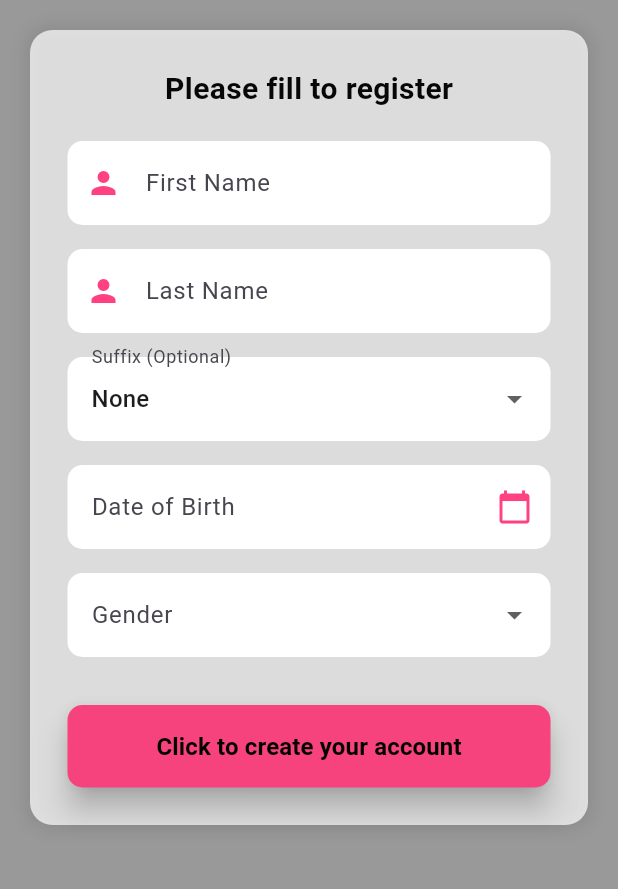
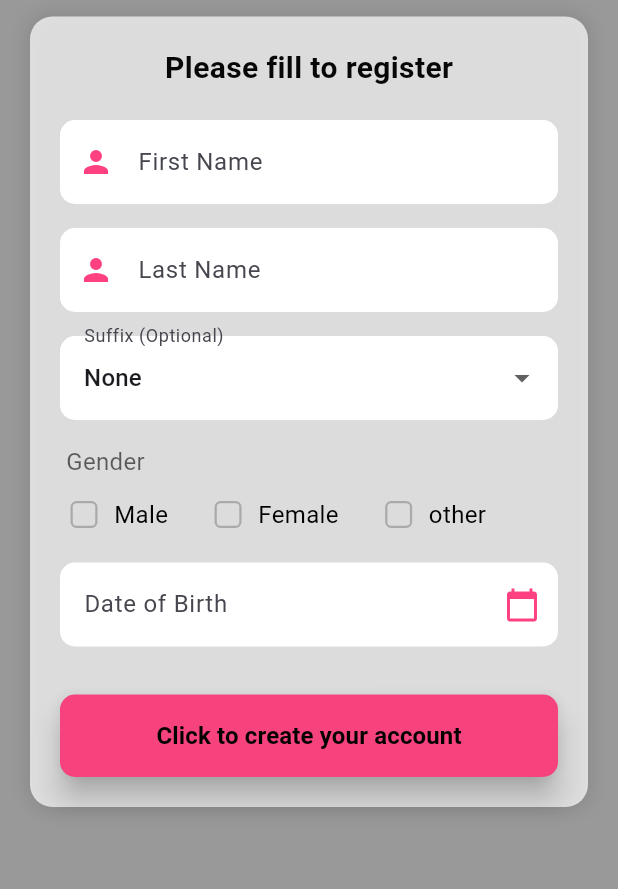
Before and after one commit to kwienyu/GlamourApp, a Flutter app: the SignUpPage1 screen opened directly, on a phone screen of 412 x 824 dp, the part 300-1189 px from its top. Run offline on Flutter 3.47's test engine with Material 3 defaults, Android fonts, the light colour scheme and no system bars; our stand-ins replace bouncing_widget, camera, flutter_animate, image_picker, loading_animation_widget, shared_preferences and 1 more; missing offline and left inert: better_image_shadow; accounts and stored records are empty.

Commit message:
update ui

```diff
--- a/lib/signup_screen.dart
+++ b/lib/signup_screen.dart
@@ -8,21 +8,40 @@ class SignUpPage1 extends StatefulWidget {
   _SignUpPage1State createState() => _SignUpPage1State();
 }
 
-class _SignUpPage1State extends State<SignUpPage1> {
+class _SignUpPage1State extends State<SignUpPage1> with SingleTickerProviderStateMixin {
   final TextEditingController firstNameController = TextEditingController();
   final TextEditingController lastNameController = TextEditingController();
   final TextEditingController dobController = TextEditingController();
   String? suffix;
   String? gender;
 
+  late AnimationController _animationController;
+  late Animation<double> _animation;
+
   final List<String> suffixOptions = ['', 'Jr', 'Sr', 'II', 'III'];
   final List<String> genderOptions = ['Male', 'Female', 'Other', 'Prefer not to say'];
+
+  @override
+  void initState() {
+    super.initState();
+    _animationController = AnimationController(
+      vsync: this,
+      duration: const Duration(milliseconds: 500),
+    );
+    _animation = Tween<double>(begin: 1.0, end: 1.2).animate(
+      CurvedAnimation(
+        parent: _animationController,
+        curve: Curves.easeInOut,
+      ),
+    );
+  }
 
   @override
   void dispose() {
     firstNameController.dispose();
     lastNameController.dispose();
     dobController.dispose();
+    _animationController.dispose();
     super.dispose();
   }
 
@@ -30,9 +49,9 @@ class _SignUpPage1State extends State<SignUpPage1> {
   final now = DateTime.now();
   final DateTime? picked = await showDatePicker(
     context: context,
-      initialDate: DateTime(now.year - 12, now.month, now.day),
-      firstDate: DateTime(1900),
-      lastDate: DateTime(now.year - 12, now.month, now.day),
+    initialDate: DateTime(now.year - 16, now.month, now.day), // Changed from 12 to 16
+    firstDate: DateTime(1985),
+    lastDate: DateTime(now.year - 16, now.month, now.day), // Changed from 12 to 16
     builder: (BuildContext context, Widget? child) {
       return Theme(
         data: ThemeData.light().copyWith(
@@ -79,6 +98,63 @@ class _SignUpPage1State extends State<SignUpPage1> {
     );
   }
 
+  void _handleGenderSelection(String selectedGender) {
+    setState(() {
+      gender = selectedGender;
+    });
+    _animationController.reset();
+    _animationController.forward();
+  }
+
+  Widget _buildGenderCheckbox(String genderOption) {
+    return Padding(
+      padding: const EdgeInsets.symmetric(horizontal: 4.0, vertical: 4.0),
+      child: Row(
+        mainAxisSize: MainAxisSize.min,
+        children: [
+          SizedBox(
+            width: 24,
+            height: 24,
+            child: AnimatedBuilder(
+              animation: _animationController,
+              builder: (context, child) {
+                return Transform.scale(
+                  scale: gender == genderOption ? _animation.value : 1.0,
+                  child: Checkbox(
+                    value: gender == genderOption,
+                    onChanged: (bool? selected) {
+                      if (selected == true) {
+                        _handleGenderSelection(genderOption);
+                      }
+                    },
+                    activeColor: _getGlitterColor(genderOption),
+                    shape: RoundedRectangleBorder(
+                      borderRadius: BorderRadius.circular(4),
+                    ),
+                    side: BorderSide(
+                      color: Colors.grey.withOpacity(0.8),
+                      width: 1.5,
+                    ),
+                  ),
+                );
+              },
+            ),
+          ),
+          const SizedBox(width: 8),
+          Text(
+            genderOption,
+            style: TextStyle(
+              fontSize: 16,
+              color: gender == genderOption
+                  ? _getGlitterColor(genderOption)
+                  : Colors.black,
+            ),
+          ),
+        ],
+      ),
+    );
+  }
+
   @override
   Widget build(BuildContext context) {
     return Scaffold(
@@ -102,14 +178,15 @@ class _SignUpPage1State extends State<SignUpPage1> {
                 mainAxisAlignment: MainAxisAlignment.center,
                 crossAxisAlignment: CrossAxisAlignment.stretch,
                 children: [
-                  const SizedBox(height: 80),
+                  const SizedBox(height: 80), // Reduced from 80 to move content up
                   Image.asset(
                     'assets/glam_logo.png',
                     height: 100,
                   ),
-                  const SizedBox(height: 20),
+                  const SizedBox(height: 10),
                   Container(
-                    padding: const EdgeInsets.all(25.0),
+                    padding: const EdgeInsets.all(20.0),
+                    margin: const EdgeInsets.only(top: 1), // Moved container up
                     decoration: BoxDecoration(
                       color: Colors.white.withOpacity(0.7),
                       borderRadius: BorderRadius.circular(15),
@@ -184,6 +261,31 @@ class _SignUpPage1State extends State<SignUpPage1> {
                           },
                         ),
                         const SizedBox(height: 16),
+                        Column(
+  crossAxisAlignment: CrossAxisAlignment.start,
+  children: [
+    Padding(
+      padding: const EdgeInsets.only(left: 4.0, bottom: 8.0),
+      child: Text(
+        'Gender',
+        style: TextStyle(
+          fontSize: 16,
+          color: Colors.black.withOpacity(0.6),
+        ),
+      ),
+    ),
+    Row(
+      children: [
+        _buildGenderCheckbox('Male'),
+        const SizedBox(width: 20),
+        _buildGenderCheckbox('Female'),
+        const SizedBox(width: 20),
+        _buildGenderCheckbox('other'),
+      ],
+    ),
+  ],
+),
+                        const SizedBox(height: 16),
                         TextField(
                           controller: dobController,
                           readOnly: true,
@@ -201,32 +303,6 @@ class _SignUpPage1State extends State<SignUpPage1> {
                             ),
                           ),
                           onTap: () => _selectDate(context),
-                        ),
-                        const SizedBox(height: 16),
-                        DropdownButtonFormField<String>(
-                          value: gender,
-                          decoration: InputDecoration(
-                            labelText: 'Gender',
-                            filled: true,
-                            fillColor: Colors.white,
-                            border: OutlineInputBorder(
-                              borderRadius: BorderRadius.circular(10),
-                              borderSide: BorderSide.none,
-                            ),
-                          ),
-                          items: genderOptions.map((String value) {
-                            return DropdownMenuItem<String>(
-                              value: value,
-                              child: Text(value),
-                            );
-                          }).toList(),
-                          onChanged: (String? newValue) {
-                            setState(() {
-                              gender = newValue;
-                            });
-                          },
-                          validator: (value) =>
-                              value == null ? 'Please select gender' : null,
                         ),
                         const SizedBox(height: 32),
                         ElevatedButton(
@@ -260,4 +336,17 @@ class _SignUpPage1State extends State<SignUpPage1> {
       ),
     );
   }
+
+  Color _getGlitterColor(String label) {
+    switch (label) {
+      case 'Male':
+        return Colors.blueAccent;
+      case 'Female':
+        return Colors.pinkAccent;
+      case 'other':
+        return Colors.purpleAccent;
+      default:
+        return Colors.pinkAccent;
     }
+  }
+}
--- a/lib/skintone.dart
+++ b/lib/skintone.dart
@@ -45,7 +45,7 @@ class _FaceShapesWidgetState extends State<FaceShapesWidget> {
 
   final faceShapes = [
     {
-      'icon': 'assets/morena-ic.png',
+      'icon': 'assets/morena-ic2.png',
       'image': 'assets/Morena-tone.jpg',
       'name': 'Morena Skin Tone',
       'description': 'Morena skin tones range from dark brown to warm brown. These shades include deep dark brown, medium brown, light brown, and warm brown. The tone is rich, earthy, and radiant, often with a naturally warm and vibrant appearance.'
--- a/pubspec.yaml
+++ b/pubspec.yaml
@@ -127,5 +127,5 @@ flutter:
     - assets/Chinita-tone.jpg
     - assets/Morena-tone.jpg
     - assets/mestiza-ic.png
-    - assets/morena-ic.png
+    - assets/morena-ic2.png
     - assets/chinita-ic.png
```
Also changed, not shown: lib/SignUpPage2.dart (+14 -14 lines), lib/splash_screen.dart (+107 -48 lines), assets/morena-ic2.png (added). Lines whose indentation alone changed are shown as unchanged.
